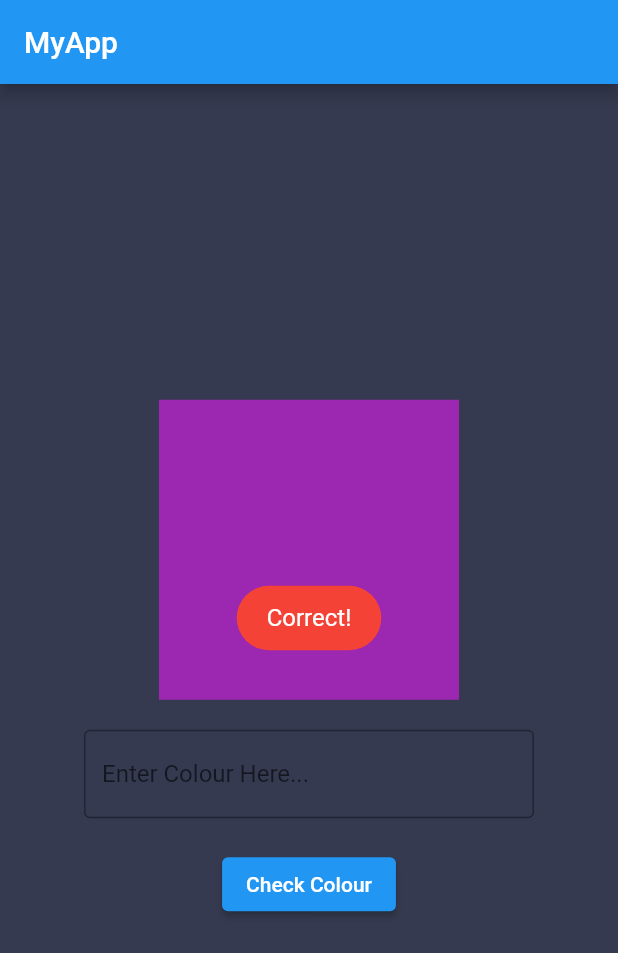
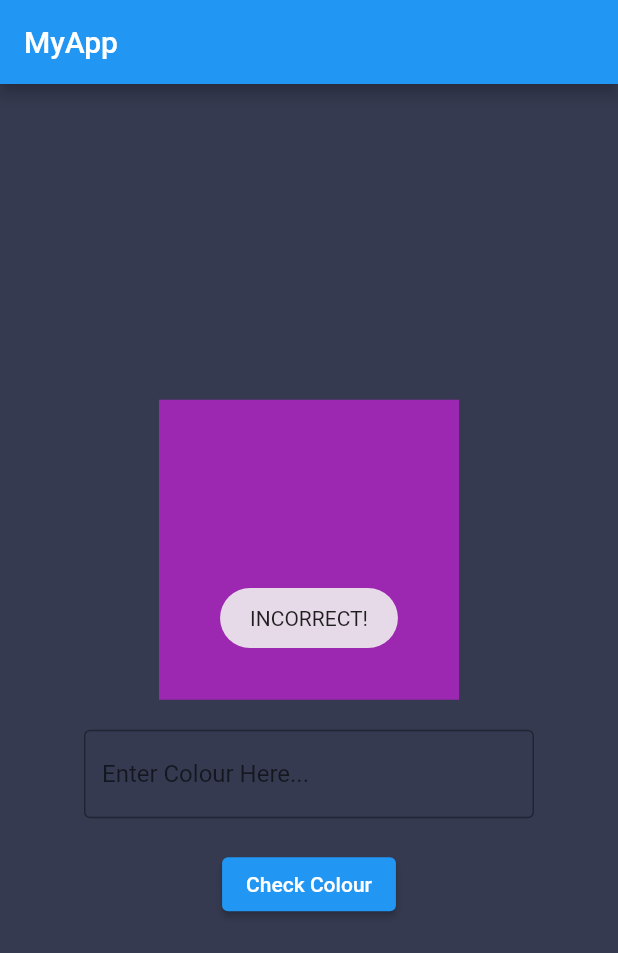
Before and after one commit to Sparsh011/First-flutter-app, a Flutter app: the screen it shows after launch, after a tap on "Check Colour", on a phone screen of 412 x 824 dp. Shown: the top 953 px of the screen. Run offline on Flutter 3.47's test engine with Material 2 defaults, Android fonts, the phone set to English and light mode, and no system bars; our stand-ins replace fluttertoast.

Commit message:
app working now

```diff
--- a/lib/main.dart
+++ b/lib/main.dart
@@ -1,6 +1,5 @@
 import 'dart:math';
 
-import 'package:color_parser/color_parser.dart';
 import 'package:flutter/material.dart';
 import 'package:fluttertoast/fluttertoast.dart';
 
@@ -31,6 +30,7 @@ class _HomePageState extends State<HomePage> {
   String text = "Yaha ka text change hoga";
   Color currentColour = Colors.red;
   String colour = "";
+  String currentColourVisible = "red";
 
   Widget _bodyWidget() {
     return Container(
@@ -63,255 +63,107 @@ class _HomePageState extends State<HomePage> {
   void _changeColour() {
     int randomNum = Random().nextInt(9);
     setState(() {
-      print(ColorParser.color(currentColour).toName()?.toLowerCase());
       if (randomNum == 0) {
-        if (colour.toLowerCase() ==
-            (ColorParser.color(currentColour).toName())) {
-          Fluttertoast.showToast(
-              msg: "Correct!",
-              //message to show toast
-              toastLength: Toast.LENGTH_SHORT,
-              //duration for message to show
-              gravity: ToastGravity.CENTER,
-              //where you want to show, top, bottom
-              timeInSecForIosWeb: 1,
-              //for iOS only
-              backgroundColor: Colors.red,
-              textColor: Colors.white,
-              //message text color
-              fontSize: 16.0);
-        } else {
-          Fluttertoast.showToast(
-              msg: "INCORRECT!",
-              //message to show toast
-              toastLength: Toast.LENGTH_SHORT,
-              //duration for message to show
-              gravity: ToastGravity.CENTER,
-              //where you want to show, top, bottom
-              timeInSecForIosWeb: 1,
-              //for iOS only
-              backgroundColor: Colors.red,
-              textColor: Colors.white,
-              //message text color
-              fontSize: 16.0);
+        if (colour.toString().toLowerCase() == currentColourVisible) {
+          Fluttertoast.showToast(msg: "Correct!", toastLength: Toast.LENGTH_SHORT, gravity: ToastGravity.CENTER);
         }
+        else {
+          Fluttertoast.showToast(msg: "INCORRECT!", toastLength: Toast.LENGTH_SHORT, gravity: ToastGravity.CENTER);
+        }
+
+        currentColourVisible = "pink";
         currentColour = Colors.pink;
-      } else if (randomNum == 1) {
-        if (colour.toLowerCase() ==
-            (ColorParser.color(currentColour).toName())) {
-          Fluttertoast.showToast(
-              msg: "Correct!",
-              //message to show toast
-              toastLength: Toast.LENGTH_SHORT,
-              //duration for message to show
-              gravity: ToastGravity.CENTER,
-              //where you want to show, top, bottom
-              timeInSecForIosWeb: 1,
-              //for iOS only
-              backgroundColor: Colors.red,
-              textColor: Colors.white,
-              //message text color
-              fontSize: 16.0);
-        } else {
-          Fluttertoast.showToast(
-              msg: "INCORRECT!",
-              //message to show toast
-              toastLength: Toast.LENGTH_SHORT,
-              //duration for message to show
-              gravity: ToastGravity.CENTER,
-              //where you want to show, top, bottom
-              timeInSecForIosWeb: 1,
-              //for iOS only
-              backgroundColor: Colors.red,
-              textColor: Colors.white,
-              //message text color
-              fontSize: 16.0);
+      }
+      else if (randomNum == 1) {
+        if (colour.toString().toLowerCase() == currentColourVisible) {
+          Fluttertoast.showToast(msg: "Correct!", toastLength: Toast.LENGTH_SHORT, gravity: ToastGravity.CENTER);
         }
+        else {
+          Fluttertoast.showToast(msg: "INCORRECT!", toastLength: Toast.LENGTH_SHORT, gravity: ToastGravity.CENTER);
+        }
+
+        currentColourVisible = "red";
         currentColour = Colors.red;
-      } else if (randomNum == 2) {
-        if (colour.toLowerCase() ==
-            (ColorParser.color(currentColour).toName())) {
-          Fluttertoast.showToast(
-              msg: "Correct!",
-              //message to show toast
-              toastLength: Toast.LENGTH_SHORT,
-              //duration for message to show
-              gravity: ToastGravity.CENTER,
-              //where you want to show, top, bottom
-              timeInSecForIosWeb: 1,
-              //for iOS only
-              backgroundColor: Colors.red,
-              textColor: Colors.white,
-              //message text color
-              fontSize: 16.0);
-        } else {
-          Fluttertoast.showToast(
-              msg: "INCORRECT!",
-              //message to show toast
-              toastLength: Toast.LENGTH_SHORT,
-              //duration for message to show
-              gravity: ToastGravity.CENTER,
-              //where you want to show, top, bottom
-              timeInSecForIosWeb: 1,
-              //for iOS only
-              backgroundColor: Colors.red,
-              textColor: Colors.white,
-              //message text color
-              fontSize: 16.0);
+      }
+      else if (randomNum == 2) {
+        if (colour.toString().toLowerCase() == currentColourVisible) {
+          Fluttertoast.showToast(msg: "Correct!", toastLength: Toast.LENGTH_SHORT, gravity: ToastGravity.CENTER, timeInSecForIosWeb: 1);
         }
+        else {
+          Fluttertoast.showToast(msg: "INCORRECT!", toastLength: Toast.LENGTH_SHORT, gravity: ToastGravity.CENTER, timeInSecForIosWeb: 1);
+        }
+
+        currentColourVisible = "blue";
         currentColour = Colors.blue;
-      } else if (randomNum == 3) {
-        if (colour.toLowerCase() ==
-            (ColorParser.color(currentColour).toName())) {
-          Fluttertoast.showToast(
-              msg: "Correct!",
-              //message to show toast
-              toastLength: Toast.LENGTH_SHORT,
-              //duration for message to show
-              gravity: ToastGravity.CENTER,
-              //where you want to show, top, bottom
-              timeInSecForIosWeb: 1,
-              //for iOS only
-              backgroundColor: Colors.red,
-              textColor: Colors.white,
-              //message text color
-              fontSize: 16.0);
-        } else {
-          Fluttertoast.showToast(
-              msg: "INCORRECT!",
-              //message to show toast
-              toastLength: Toast.LENGTH_SHORT,
-              //duration for message to show
-              gravity: ToastGravity.CENTER,
-              //where you want to show, top, bottom
-              timeInSecForIosWeb: 1,
-              //for iOS only
-              backgroundColor: Colors.red,
-              textColor: Colors.white,
-              //message text color
-              fontSize: 16.0);
+      }
+      else if (randomNum == 3) {
+        if (colour.toString().toLowerCase() == currentColourVisible) {
+          Fluttertoast.showToast(msg: "Correct!", toastLength: Toast.LENGTH_SHORT, gravity: ToastGravity.CENTER, timeInSecForIosWeb: 1);
         }
+        else {
+          Fluttertoast.showToast(msg: "INCORRECT!", toastLength: Toast.LENGTH_SHORT, gravity: ToastGravity.CENTER, timeInSecForIosWeb: 1);
+        }
+
+        currentColourVisible = "brown";
         currentColour = Colors.brown;
-      } else if (randomNum == 4) {
-        if (colour.toLowerCase() ==
-            (ColorParser.color(currentColour).toName())) {
-          Fluttertoast.showToast(
-              msg: "Correct!",
-              //message to show toast
-              toastLength: Toast.LENGTH_SHORT,
-              //duration for message to show
-              gravity: ToastGravity.CENTER,
-              //where you want to show, top, bottom
-              timeInSecForIosWeb: 1,
-              //for iOS only
-              backgroundColor: Colors.red,
-              textColor: Colors.white,
-              //message text color
-              fontSize: 16.0);
-        } else {
-          Fluttertoast.showToast(
-              msg: "INCORRECT!",
-              //message to show toast
-              toastLength: Toast.LENGTH_SHORT,
-              //duration for message to show
-              gravity: ToastGravity.CENTER,
-              //where you want to show, top, bottom
-              timeInSecForIosWeb: 1,
-              //for iOS only
-              backgroundColor: Colors.red,
-              textColor: Colors.white,
-              //message text color
-              fontSize: 16.0);
+      }
+      else if (randomNum == 4) {
+        if (colour.toString().toLowerCase() == currentColourVisible) {
+          Fluttertoast.showToast(msg: "Correct!", toastLength: Toast.LENGTH_SHORT, gravity: ToastGravity.CENTER, timeInSecForIosWeb: 1);
         }
+        else {
+          Fluttertoast.showToast(msg: "INCORRECT!", toastLength: Toast.LENGTH_SHORT, gravity: ToastGravity.CENTER, timeInSecForIosWeb: 1);
+
+        }
+
+        currentColourVisible = "orange";
         currentColour = Colors.orange;
-      } else if (randomNum == 5) {
-        if (colour.toLowerCase() ==
-            (ColorParser.color(currentColour).toName())) {
-          Fluttertoast.showToast(
-              msg: "Correct!",
-              //message to show toast
-              toastLength: Toast.LENGTH_SHORT,
-              //duration for message to show
-              gravity: ToastGravity.CENTER,
-              //where you want to show, top, bottom
-              timeInSecForIosWeb: 1,
-              //for iOS only
-              backgroundColor: Colors.red,
-              textColor: Colors.white,
-              //message text color
-              fontSize: 16.0);
-        } else {
-          Fluttertoast.showToast(
-              msg: "INCORRECT!",
-              //message to show toast
-              toastLength: Toast.LENGTH_SHORT,
-              //duration for message to show
-              gravity: ToastGravity.CENTER,
-              //where you want to show, top, bottom
-              timeInSecForIosWeb: 1,
-              //for iOS only
-              backgroundColor: Colors.red,
-              textColor: Colors.white,
-              //message text color
-              fontSize: 16.0);
+      }
+      else if (randomNum == 5) {
+        if (colour.toLowerCase() == currentColourVisible) {
+          Fluttertoast.showToast(msg: "Correct!", toastLength: Toast.LENGTH_SHORT, gravity: ToastGravity.CENTER, timeInSecForIosWeb: 1);
         }
+        else {
+          Fluttertoast.showToast(msg: "INCORRECT!", toastLength: Toast.LENGTH_SHORT, gravity: ToastGravity.CENTER, timeInSecForIosWeb: 1);
+        }
+
+        currentColourVisible = "green";
         currentColour = Colors.green;
-      } else if (randomNum == 6) {
-        if (colour.toLowerCase() ==
-            (ColorParser.color(currentColour)
-                .toName()
-                .toString()
-                .toLowerCase())) {
-          Fluttertoast.showToast(
-              msg: "Correct!",
-              //message to show toast
-              toastLength: Toast.LENGTH_SHORT,
-              //duration for message to show
-              gravity: ToastGravity.CENTER,
-              //where you want to show, top, bottom
-              timeInSecForIosWeb: 1,
-              //for iOS only
-              backgroundColor: Colors.red,
-              textColor: Colors.white,
-              //message text color
-              fontSize: 16.0);
-        } else {
-          Fluttertoast.showToast(
-              msg: "INCORRECT!",
-              //message to show toast
-              toastLength: Toast.LENGTH_SHORT,
-              //duration for message to show
-              gravity: ToastGravity.CENTER,
-              //where you want to show, top, bottom
-              timeInSecForIosWeb: 1,
-              backgroundColor: Colors.red,
+      }
+      else if (randomNum == 6) {
+        if (colour.toLowerCase() == currentColourVisible) {
+          Fluttertoast.showToast(msg: "Correct!", toastLength: Toast.LENGTH_SHORT, gravity: ToastGravity.CENTER, timeInSecForIosWeb: 1);
+        }
+        else {
+          Fluttertoast.showToast(msg: "INCORRECT!", toastLength: Toast.LENGTH_SHORT, gravity: ToastGravity.CENTER, timeInSecForIosWeb: 1);
+        }
+
+        currentColourVisible = "white";
+        currentColour = Colors.white;
+      }
+      else if (randomNum == 7) {
+        if (colour.toLowerCase() == currentColourVisible) {
+          Fluttertoast.showToast(msg: "Correct!", toastLength: Toast.LENGTH_SHORT, gravity: ToastGravity.CENTER, timeInSecForIosWeb: 1);
+        }
+        else {
+          Fluttertoast.showToast(msg: "INCORRECT!", toastLength: Toast.LENGTH_SHORT, gravity: ToastGravity.CENTER, timeInSecForIosWeb: 1);
+        }
+
+        currentColourVisible = "purple";
+        currentColour = Colors.purple;
+      }
+      else if (randomNum == 8) {
+        if (colour.toLowerCase() == currentColourVisible) {
+          Fluttertoast.showToast(msg: "Correct!", toastLength: Toast.LENGTH_SHORT, gravity: ToastGravity.CENTER, timeInSecForIosWeb: 1,
               textColor: Colors.white,
               fontSize: 16.0);
         }
-        currentColour = Colors.white;
-      } else if (randomNum == 7) {
-        if (colour.toLowerCase() ==
-            (ColorParser.color(currentColour).toName().toString().toLowerCase())) {
-          Fluttertoast.showToast(
-              msg: "Correct!", toastLength: Toast.LENGTH_SHORT, gravity: ToastGravity.CENTER, timeInSecForIosWeb: 1,
-              backgroundColor: Colors.red, textColor: Colors.white,
-              fontSize: 16.0);
-        } else {
-          Fluttertoast.showToast(
-              msg: "INCORRECT!", toastLength: Toast.LENGTH_SHORT, gravity: ToastGravity.CENTER, timeInSecForIosWeb: 1, backgroundColor: Colors.red,
-              textColor: Colors.white,
-              fontSize: 16.0);
-        }
-        currentColour = Colors.purple;
-      } else if (randomNum == 8) {
-        if (colour.toLowerCase() == ColorParser.color(currentColour).toName()?.toLowerCase()) {
-          Fluttertoast.showToast(msg: "Correct!", toastLength: Toast.LENGTH_SHORT, gravity: ToastGravity.CENTER, timeInSecForIosWeb: 1,
-              textColor: Colors.white,
-              fontSize: 16.0);
-        } else {
+        else {
           Fluttertoast.showToast(msg: "INCORRECT!", toastLength: Toast.LENGTH_SHORT, gravity: ToastGravity.CENTER, timeInSecForIosWeb: 1,
               textColor: Colors.white, fontSize: 16.0);
         }
+
+        currentColourVisible = "yellow";
         currentColour = Colors.yellow;
       }
     });
--- a/pubspec.yaml
+++ b/pubspec.yaml
@@ -37,7 +37,6 @@ dependencies:
   # Use with the CupertinoIcons class for iOS style icons.
   cupertino_icons: ^1.0.2
   fluttertoast: ^8.1.2
-  color_parser: ^0.0.3
 
 dev_dependencies:
   flutter_test:
```
Also changed, not shown: pubspec.lock.
